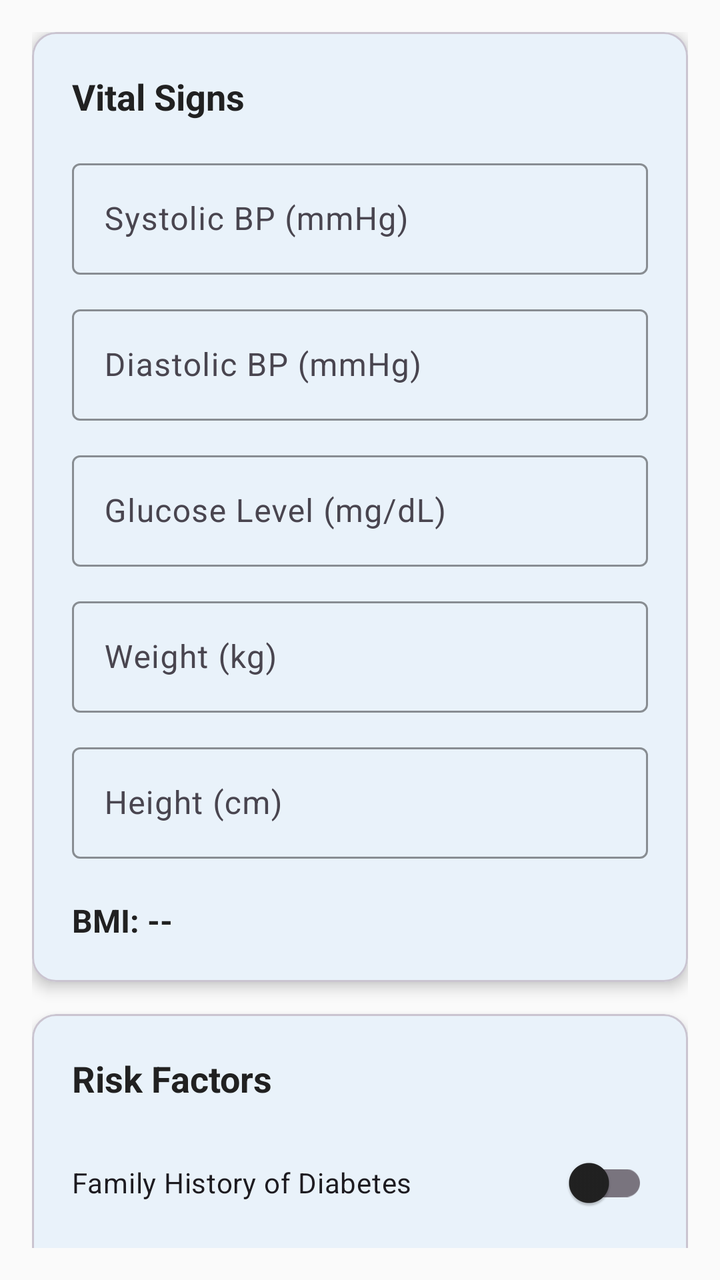
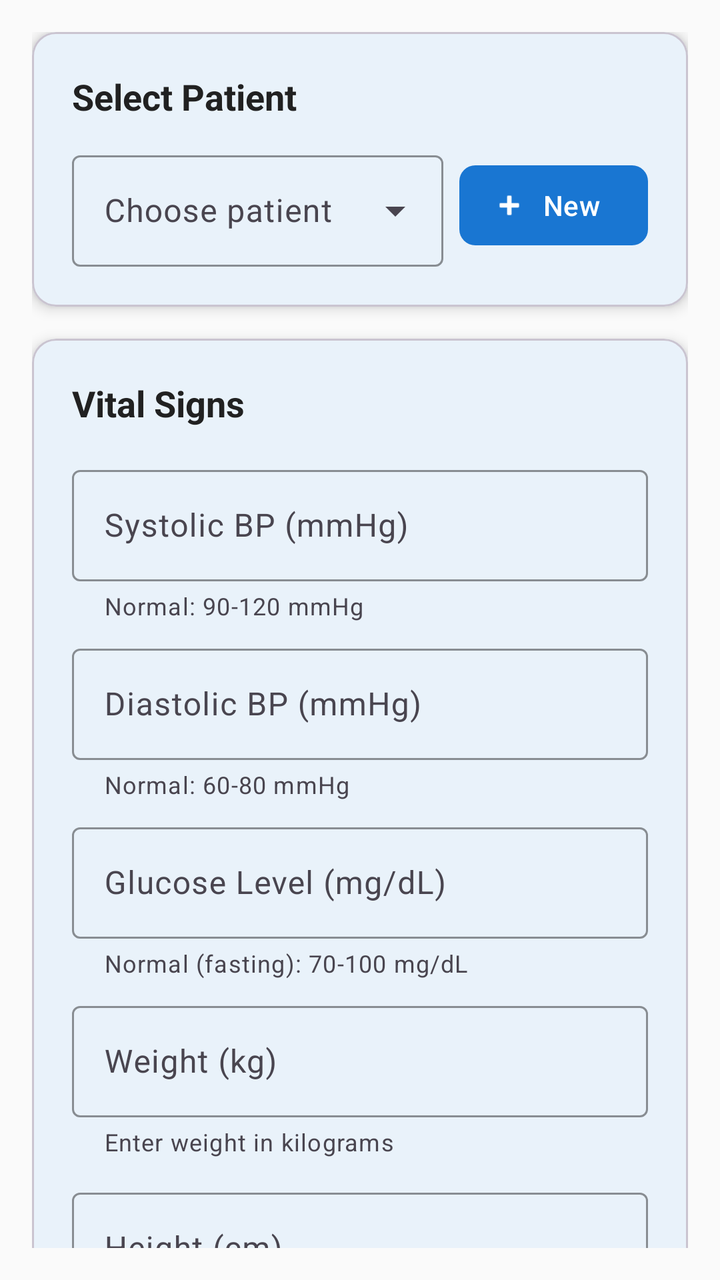

Two renders of the same Android screen: before a commit and after it. Below are the layout's source before the change and the commit's diff.
<!-- AndroidManifest.xml: application theme Theme.NCDScreener -->
<!-- res/layout/fragment_screening_form.xml -->
<?xml version="1.0" encoding="utf-8"?>
<androidx.core.widget.NestedScrollView xmlns:android="http://schemas.android.com/apk/res/android"
    xmlns:app="http://schemas.android.com/apk/res-auto"
    xmlns:tools="http://schemas.android.com/tools"
    android:layout_width="match_parent"
    android:layout_height="match_parent"
    android:background="@color/background"
    android:padding="16dp"
    tools:context=".fragments.ScreeningFormFragment">

    <LinearLayout
        android:layout_width="match_parent"
        android:layout_height="wrap_content"
        android:orientation="vertical">

        
        <com.google.android.material.card.MaterialCardView
            android:layout_width="match_parent"
            android:layout_height="wrap_content"
            android:layout_marginBottom="16dp"
            app:cardCornerRadius="12dp"
            app:cardElevation="4dp">

            <LinearLayout
                android:layout_width="match_parent"
                android:layout_height="wrap_content"
                android:orientation="vertical"
                android:padding="20dp">

                <TextView
                    android:layout_width="wrap_content"
                    android:layout_height="wrap_content"
                    android:layout_marginBottom="16dp"
                    android:text="Vital Signs"
                    android:textColor="@color/on_surface"
                    android:textSize="18sp"
                    android:textStyle="bold" />

                <com.google.android.material.textfield.TextInputLayout
                    android:layout_width="match_parent"
                    android:layout_height="wrap_content"
                    android:layout_marginBottom="12dp"
                    android:hint="Systolic BP (mmHg)"
                    app:boxStrokeColor="@color/primary">

                    <com.google.android.material.textfield.TextInputEditText
                        android:id="@+id/edit_systolic_bp"
                        android:layout_width="match_parent"
                        android:layout_height="wrap_content"
                        android:inputType="numberDecimal" />

                </com.google.android.material.textfield.TextInputLayout>

                <com.google.android.material.textfield.TextInputLayout
                    android:layout_width="match_parent"
                    android:layout_height="wrap_content"
                    android:layout_marginBottom="12dp"
                    android:hint="Diastolic BP (mmHg)"
                    app:boxStrokeColor="@color/primary">

                    <com.google.android.material.textfield.TextInputEditText
                        android:id="@+id/edit_diastolic_bp"
                        android:layout_width="match_parent"
                        android:layout_height="wrap_content"
                        android:inputType="numberDecimal" />

                </com.google.android.material.textfield.TextInputLayout>

                <com.google.android.material.textfield.TextInputLayout
                    android:layout_width="match_parent"
                    android:layout_height="wrap_content"
                    android:layout_marginBottom="12dp"
                    android:hint="Glucose Level (mg/dL)"
                    app:boxStrokeColor="@color/primary">

                    <com.google.android.material.textfield.TextInputEditText
                        android:id="@+id/edit_glucose"
                        android:layout_width="match_parent"
                        android:layout_height="wrap_content"
                        android:inputType="numberDecimal" />

                </com.google.android.material.textfield.TextInputLayout>

                <com.google.android.material.textfield.TextInputLayout
                    android:layout_width="match_parent"
                    android:layout_height="wrap_content"
                    android:layout_marginBottom="12dp"
                    android:hint="Weight (kg)"
                    app:boxStrokeColor="@color/primary">

                    <com.google.android.material.textfield.TextInputEditText
                        android:id="@+id/edit_weight"
                        android:layout_width="match_parent"
                        android:layout_height="wrap_content"
                        android:inputType="numberDecimal" />

                </com.google.android.material.textfield.TextInputLayout>

                <com.google.android.material.textfield.TextInputLayout
                    android:layout_width="match_parent"
                    android:layout_height="wrap_content"
                    android:layout_marginBottom="12dp"
                    android:hint="Height (cm)"
                    app:boxStrokeColor="@color/primary">

                    <com.google.android.material.textfield.TextInputEditText
                        android:id="@+id/edit_height"
                        android:layout_width="match_parent"
                        android:layout_height="wrap_content"
                        android:inputType="numberDecimal" />

                </com.google.android.material.textfield.TextInputLayout>

                <TextView
                    android:id="@+id/text_bmi"
                    android:layout_width="wrap_content"
                    android:layout_height="wrap_content"
                    android:layout_marginTop="8dp"
                    android:text="BMI: --"
                    android:textColor="@color/on_surface"
                    android:textSize="16sp"
                    android:textStyle="bold" />

            </LinearLayout>

        </com.google.android.material.card.MaterialCardView>

        
        <com.google.android.material.card.MaterialCardView
            android:layout_width="match_parent"
            android:layout_height="wrap_content"
            android:layout_marginBottom="16dp"
            app:cardCornerRadius="12dp"
            app:cardElevation="4dp">

            <LinearLayout
                android:layout_width="match_parent"
                android:layout_height="wrap_content"
                android:orientation="vertical"
                android:padding="20dp">

                <TextView
                    android:layout_width="wrap_content"
                    android:layout_height="wrap_content"
                    android:layout_marginBottom="16dp"
                    android:text="Risk Factors"
                    android:textColor="@color/on_surface"
                    android:textSize="18sp"
                    android:textStyle="bold" />

                <com.google.android.material.switchmaterial.SwitchMaterial
                    android:id="@+id/switch_family_history_diabetes"
                    android:layout_width="match_parent"
                    android:layout_height="wrap_content"
                    android:layout_marginBottom="8dp"
                    android:text="Family History of Diabetes" />

                <com.google.android.material.switchmaterial.SwitchMaterial
                    android:id="@+id/switch_family_history_hypertension"
                    android:layout_width="match_parent"
                    android:layout_height="wrap_content"
                    android:layout_marginBottom="8dp"
                    android:text="Family History of Hypertension" />

                <com.google.android.material.switchmaterial.SwitchMaterial
                    android:id="@+id/switch_smoking"
                    android:layout_width="match_parent"
                    android:layout_height="wrap_content"
                    android:layout_marginBottom="8dp"
                    android:text="Smoking" />

                <com.google.android.material.switchmaterial.SwitchMaterial
                    android:id="@+id/switch_physical_inactivity"
                    android:layout_width="match_parent"
                    android:layout_height="wrap_content"
                    android:layout_marginBottom="8dp"
                    android:text="Physical Inactivity" />

                <com.google.android.material.switchmaterial.SwitchMaterial
                    android:id="@+id/switch_unhealthy_diet"
                    android:layout_width="match_parent"
                    android:layout_height="wrap_content"
                    android:text="Unhealthy Diet" />

            </LinearLayout>

        </com.google.android.material.card.MaterialCardView>

        <com.google.android.material.button.MaterialButton
            android:id="@+id/button_submit_screening"
            android:layout_width="match_parent"
            android:layout_height="wrap_content"
            android:layout_marginTop="8dp"
            android:text="Submit Screening"
            app:cornerRadius="8dp" />

    </LinearLayout>

</androidx.core.widget.NestedScrollView>
<!-- resources referenced by this layout -->
<resources>
  <color name="background">#FAFAFA</color>
  <color name="on_surface">#212121</color>
  <color name="primary">#1976D2</color>
  <style name="Theme.NCDScreener" parent="Base.Theme.NCDScreener" />
  <style name="Base.Theme.NCDScreener" parent="Theme.Material3.DayNight.NoActionBar">
          
          <item name="colorPrimary">@color/primary</item>
          <item name="colorOnPrimary">@color/on_primary</item>
          <item name="colorPrimaryContainer">@color/primary_variant</item>
          <item name="colorOnPrimaryContainer">@color/on_primary</item>
          
          
          <item name="colorSecondary">@color/secondary</item>
          <item name="colorOnSecondary">@color/on_secondary</item>
          <item name="colorSecondaryContainer">@color/secondary_variant</item>
          <item name="colorOnSecondaryContainer">@color/on_secondary</item>
          
          
          <item name="android:colorBackground">@color/background</item>
          <item name="colorSurface">@color/surface</item>
          <item name="colorOnSurface">@color/on_surface</item>
          <item name="colorOnBackground">@color/on_background</item>
          
          
          <item name="colorError">@color/error</item>
          <item name="colorOnError">@color/on_error</item>
          
          
          <item name="android:statusBarColor">@color/primary</item>
          <item name="android:navigationBarColor">@color/background</item>
      </style>
  <color name="on_primary">#FFFFFF</color>
  <color name="primary_variant">#1565C0</color>
  <color name="secondary">#00ACC1</color>
  <color name="on_secondary">#FFFFFF</color>
  <color name="secondary_variant">#00838F</color>
  <color name="surface">#FFFFFF</color>
  <color name="on_background">#212121</color>
  <color name="error">#D32F2F</color>
  <color name="on_error">#FFFFFF</color>
</resources>

<!-- the commit's change to res/layout/fragment_screening_form.xml (unified diff, before → after) -->
@@ -30,6 +30,68 @@
                 <TextView
                     android:layout_width="wrap_content"
                     android:layout_height="wrap_content"
+                    android:layout_marginBottom="12dp"
+                    android:text="Select Patient"
+                    android:textColor="@color/on_surface"
+                    android:textSize="18sp"
+                    android:textStyle="bold" />
+
+                <LinearLayout
+                    android:layout_width="match_parent"
+                    android:layout_height="wrap_content"
+                    android:orientation="horizontal"
+                    android:gravity="center_vertical">
+
+                    <com.google.android.material.textfield.TextInputLayout
+                        android:id="@+id/layout_patient_spinner"
+                        style="@style/Widget.Material3.TextInputLayout.OutlinedBox.ExposedDropdownMenu"
+                        android:layout_width="0dp"
+                        android:layout_height="wrap_content"
+                        android:layout_weight="1"
+                        android:layout_marginEnd="8dp"
+                        android:hint="Choose patient"
+                        app:boxStrokeColor="@color/primary">
+
+                        <AutoCompleteTextView
+                            android:id="@+id/spinner_patient"
+                            android:layout_width="match_parent"
+                            android:layout_height="wrap_content"
+                            android:inputType="none" />
+
+                    </com.google.android.material.textfield.TextInputLayout>
+
+                    <com.google.android.material.button.MaterialButton
+                        android:id="@+id/button_add_new_patient"
+                        style="@style/Widget.Material3.Button.Icon"
+                        android:layout_width="wrap_content"
+                        android:layout_height="wrap_content"
+                        android:text="New"
+                        app:icon="@android:drawable/ic_input_add"
+                        app:cornerRadius="8dp" />
+
+                </LinearLayout>
+
+            </LinearLayout>
+
+        </com.google.android.material.card.MaterialCardView>
+
+        
+        <com.google.android.material.card.MaterialCardView
+            android:layout_width="match_parent"
+            android:layout_height="wrap_content"
+            android:layout_marginBottom="16dp"
+            app:cardCornerRadius="12dp"
+            app:cardElevation="4dp">
+
+            <LinearLayout
+                android:layout_width="match_parent"
+                android:layout_height="wrap_content"
+                android:orientation="vertical"
+                android:padding="20dp">
+
+                <TextView
+                    android:layout_width="wrap_content"
+                    android:layout_height="wrap_content"
                     android:layout_marginBottom="16dp"
                     android:text="Vital Signs"
                     android:textColor="@color/on_surface"
@@ -39,9 +101,11 @@
                 <com.google.android.material.textfield.TextInputLayout
                     android:layout_width="match_parent"
                     android:layout_height="wrap_content"
-                    android:layout_marginBottom="12dp"
+                    android:layout_marginBottom="8dp"
                     android:hint="Systolic BP (mmHg)"
-                    app:boxStrokeColor="@color/primary">
+                    app:boxStrokeColor="@color/primary"
+                    app:helperText="Normal: 90-120 mmHg"
+                    app:helperTextEnabled="true">
 
                     <com.google.android.material.textfield.TextInputEditText
                         android:id="@+id/edit_systolic_bp"
@@ -54,9 +118,11 @@
                 <com.google.android.material.textfield.TextInputLayout
                     android:layout_width="match_parent"
                     android:layout_height="wrap_content"
-                    android:layout_marginBottom="12dp"
+                    android:layout_marginBottom="8dp"
                     android:hint="Diastolic BP (mmHg)"
-                    app:boxStrokeColor="@color/primary">
+                    app:boxStrokeColor="@color/primary"
+                    app:helperText="Normal: 60-80 mmHg"
+                    app:helperTextEnabled="true">
 
                     <com.google.android.material.textfield.TextInputEditText
                         android:id="@+id/edit_diastolic_bp"
@@ -66,12 +132,25 @@
 
                 </com.google.android.material.textfield.TextInputLayout>
 
-                <com.google.android.material.textfield.TextInputLayout
-                    android:layout_width="match_parent"
-                    android:layout_height="wrap_content"
-                    android:layout_marginBottom="12dp"
+                <TextView
+                    android:id="@+id/text_bp_status"
+                    android:layout_width="wrap_content"
+                    android:layout_height="wrap_content"
+                    android:layout_marginBottom="12dp"
+                    android:visibility="gone"
+                    android:textSize="14sp"
+                    android:textStyle="bold"
+                    android:padding="8dp"
+                    android:background="@android:color/transparent" />
+
+                <com.google.android.material.textfield.TextInputLayout
+                    android:layout_width="match_parent"
+                    android:layout_height="wrap_content"
+                    android:layout_marginBottom="8dp"
                     android:hint="Glucose Level (mg/dL)"
-                    app:boxStrokeColor="@color/primary">
+                    app:boxStrokeColor="@color/primary"
+                    app:helperText="Normal (fasting): 70-100 mg/dL"
+                    app:helperTextEnabled="true">
 
                     <com.google.android.material.textfield.TextInputEditText
                         android:id="@+id/edit_glucose"
@@ -81,12 +160,25 @@
 
                 </com.google.android.material.textfield.TextInputLayout>
 
+                <TextView
+                    android:id="@+id/text_glucose_status"
+                    android:layout_width="wrap_content"
+                    android:layout_height="wrap_content"
+                    android:layout_marginBottom="12dp"
+                    android:visibility="gone"
+                    android:textSize="14sp"
+                    android:textStyle="bold"
+                    android:padding="8dp"
+                    android:background="@android:color/transparent" />
+
                 <com.google.android.material.textfield.TextInputLayout
                     android:layout_width="match_parent"
                     android:layout_height="wrap_content"
                     android:layout_marginBottom="12dp"
                     android:hint="Weight (kg)"
-                    app:boxStrokeColor="@color/primary">
+                    app:boxStrokeColor="@color/primary"
+                    app:helperText="Enter weight in kilograms"
+                    app:helperTextEnabled="true">
 
                     <com.google.android.material.textfield.TextInputEditText
                         android:id="@+id/edit_weight"
@@ -101,7 +193,9 @@
                     android:layout_height="wrap_content"
                     android:layout_marginBottom="12dp"
                     android:hint="Height (cm)"
-                    app:boxStrokeColor="@color/primary">
+                    app:boxStrokeColor="@color/primary"
+                    app:helperText="Enter height in centimeters"
+                    app:helperTextEnabled="true">
 
                     <com.google.android.material.textfield.TextInputEditText
                         android:id="@+id/edit_height"
@@ -121,6 +215,17 @@
                     android:textSize="16sp"
                     android:textStyle="bold" />
 
+                <TextView
+                    android:id="@+id/text_bmi_status"
+                    android:layout_width="wrap_content"
+                    android:layout_height="wrap_content"
+                    android:layout_marginTop="4dp"
+                    android:visibility="gone"
+                    android:textSize="14sp"
+                    android:textStyle="bold"
+                    android:padding="8dp"
+                    android:background="@android:color/transparent" />
+
             </LinearLayout>
 
         </com.google.android.material.card.MaterialCardView>
@@ -186,13 +291,40 @@
 
         </com.google.android.material.card.MaterialCardView>
 
-        <com.google.android.material.button.MaterialButton
-            android:id="@+id/button_submit_screening"
+        <LinearLayout
             android:layout_width="match_parent"
             android:layout_height="wrap_content"
-            android:layout_marginTop="8dp"
-            android:text="Submit Screening"
-            app:cornerRadius="8dp" />
+            android:orientation="horizontal"
+            android:gravity="center">
+
+            <com.google.android.material.button.MaterialButton
+                android:id="@+id/button_clear_form"
+                style="@style/Widget.Material3.Button.OutlinedButton"
+                android:layout_width="0dp"
+                android:layout_height="wrap_content"
+                android:layout_weight="1"
+                android:layout_marginEnd="8dp"
+                android:text="Clear Form"
+                app:cornerRadius="8dp" />
+
+            <com.google.android.material.button.MaterialButton
+                android:id="@+id/button_submit_screening"
+                android:layout_width="0dp"
+                android:layout_height="wrap_content"
+                android:layout_weight="1"
+                android:layout_marginStart="8dp"
+                android:text="Submit Screening"
+                app:cornerRadius="8dp" />
+
+        </LinearLayout>
+
+        <ProgressBar
+            android:id="@+id/progress_bar"
+            android:layout_width="wrap_content"
+            android:layout_height="wrap_content"
+            android:layout_gravity="center"
+            android:layout_marginTop="16dp"
+            android:visibility="gone" />
 
     </LinearLayout>
 
